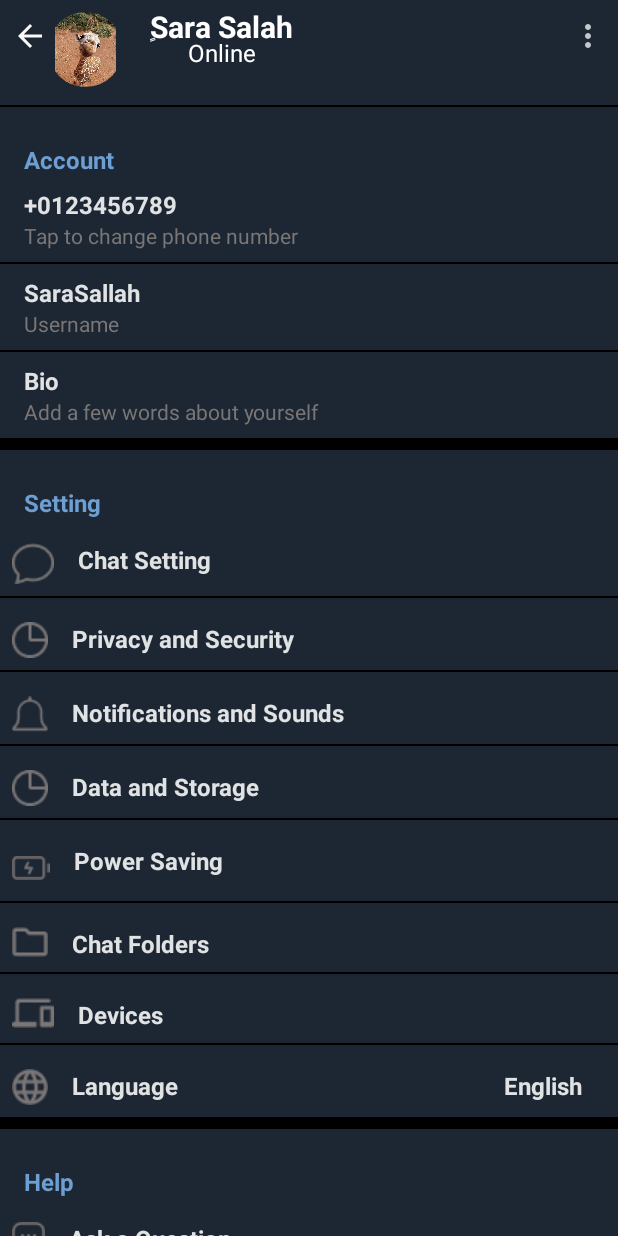
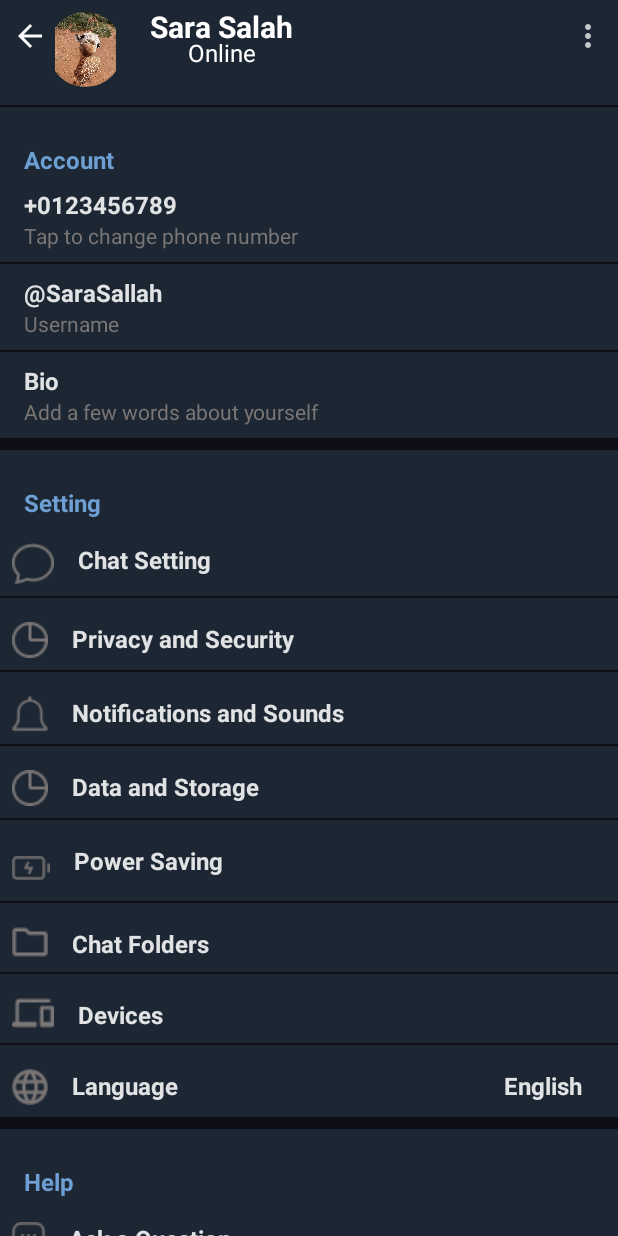
Before and after one commit to SaraSallah/Telegram-Profile, an Android app: the MainActivity screen opened directly, with no data from a screen before it, on a phone screen of 412 x 824 dp. Run offline under Robolectric (Android 15) with nearby library versions, the phone set to English and light mode, and no system bars.

Commit message:
update ui

```diff
--- a/app/src/main/res/layout/activity_main.xml
+++ b/app/src/main/res/layout/activity_main.xml
@@ -38,7 +38,7 @@
         android:layout_marginEnd="16dp"
         android:src="@drawable/ic_more_vert"
         app:layout_constraintEnd_toEndOf="parent"
-        tools:ignore="MissingConstraints" />
+        tools:ignore="ContentDescription,MissingConstraints" />
 
     <ImageView
         android:id="@+id/icBack"
@@ -48,7 +48,8 @@
         android:layout_marginTop="20dp"
         android:src="@drawable/ic_back"
         app:layout_constraintStart_toStartOf="parent"
-        app:layout_constraintTop_toTopOf="parent" />
+        app:layout_constraintTop_toTopOf="parent"
+        tools:ignore="ContentDescription" />
 
     <TextView
         android:id="@+id/name"
@@ -56,26 +57,27 @@
         android:layout_width="wrap_content"
         android:layout_height="wrap_content"
         android:layout_marginStart="100dp"
-        android:text="ٍSara Salah"
+        android:text="Sara Salah"
         android:textSize="@dimen/medium_text_Size"
         android:layout_marginBottom="@dimen/small_margin"
         android:paddingTop="4dp"
         android:textColor="@color/White"
         app:layout_constraintStart_toStartOf="parent"
-        app:layout_constraintTop_toTopOf="parent" />
+        app:layout_constraintTop_toTopOf="parent"
+        tools:ignore="SpUsage" />
 
     <TextView
         android:id="@+id/onLine"
         android:layout_width="wrap_content"
         android:layout_height="wrap_content"
-        android:text="Online"
+        android:text="@string/online"
         android:textColor="@color/White"
         android:paddingTop="24dp"
         android:textSize="@dimen/small_text_Size"
         app:layout_constraintEnd_toEndOf="@+id/name"
         app:layout_constraintTop_toTopOf="@id/name"
         app:layout_constraintStart_toStartOf="@+id/name"
-        tools:ignore="MissingConstraints"
+        tools:ignore="HardcodedText,MissingConstraints,SpUsage"
         tools:layout_editor_absoluteY="31dp" />
 
     <androidx.core.widget.NestedScrollView
@@ -102,13 +104,15 @@
                 style="@style/Telegram"
                 android:layout_width="match_parent"
                 android:layout_height="wrap_content"
-                android:text="Account" />
+                android:text="@string/account"
+                tools:ignore="HardcodedText" />
 
             <TextView
                 style="@style/normal"
                 android:layout_width="match_parent"
                 android:layout_height="wrap_content"
-                android:text="+0123456789" />
+                android:text="@string/_0123456789"
+                tools:ignore="HardcodedText" />
 
             <TextView
                 style="@style/hint"
@@ -125,13 +129,13 @@
                 style="@style/normal"
                 android:layout_width="match_parent"
                 android:layout_height="wrap_content"
-                android:text="SaraSallah" />
+                android:text="@SaraSallah"/>
 
             <TextView
                 style="@style/hint"
                 android:layout_width="match_parent"
                 android:layout_height="wrap_content"
-                android:text="Username" />
+                android:text="@string/username" />
 
             <View
                 android:layout_width="wrap_content"
@@ -142,13 +146,13 @@
                 style="@style/normal"
                 android:layout_width="match_parent"
                 android:layout_height="wrap_content"
-                android:text="Bio" />
+                android:text="@string/bio" />
 
             <TextView
                 style="@style/hint"
                 android:layout_width="match_parent"
                 android:layout_height="wrap_content"
-                android:text="Add a few words about yourself" />
+                android:text="@string/add_a_few_words_about_yourself" />
 
             <View
                 android:layout_width="wrap_content"
@@ -159,26 +163,29 @@
                 style="@style/Telegram"
                 android:layout_width="match_parent"
                 android:layout_height="wrap_content"
-                android:text="Setting" />
+                android:text="@string/setting" />
 
             <LinearLayout
                 android:layout_width="match_parent"
                 android:layout_height="wrap_content"
                 android:orientation="horizontal"
                 android:paddingTop="@dimen/small_padding"
-                android:paddingBottom="@dimen/small_padding">
+                android:paddingBottom="@dimen/small_padding"
+                tools:ignore="UseCompoundDrawables">
                 <ImageView
                     android:layout_width="wrap_content"
                     android:layout_marginStart="@dimen/medium_margin"
                     android:layout_height="wrap_content"
                     android:layout_marginTop="@dimen/medium_margin"
-                    android:src="@drawable/chat"/>
+                    android:src="@drawable/chat"
+                    tools:ignore="ContentDescription"
+                    android:contentDescription="TODO" />
 
                 <TextView
                     style="@style/normal"
                     android:layout_width="match_parent"
                     android:layout_height="wrap_content"
-                    android:text="Chat Setting" />
+                    android:text="@string/chat_setting" />
 
             </LinearLayout>
 
@@ -205,7 +212,7 @@
                     android:layout_width="match_parent"
                     android:layout_height="wrap_content"
 
-                    android:text="Privacy and Security" />
+                    android:text="@string/privacy_and_security" />
 
             </LinearLayout>
 
@@ -220,7 +227,8 @@
                 android:layout_height="wrap_content"
                 android:orientation="horizontal"
                 android:paddingTop="@dimen/small_padding"
-                android:paddingBottom="@dimen/small_padding">
+                android:paddingBottom="@dimen/small_padding"
+                tools:ignore="UseCompoundDrawables">
 
                 <ImageView
                     android:layout_width="wrap_content"
@@ -233,7 +241,7 @@
                     style="@style/normal"
                     android:layout_width="match_parent"
                     android:layout_height="wrap_content"
-                    android:text="Notifications and Sounds" />
+                    android:text="@string/notifications_and_sounds" />
 
             </LinearLayout>
 
@@ -274,13 +282,16 @@
                 android:layout_height="wrap_content"
                 android:orientation="horizontal"
                 android:paddingTop="@dimen/small_padding"
-                android:paddingBottom="@dimen/small_padding">
+                android:paddingBottom="@dimen/small_padding"
+                tools:ignore="UseCompoundDrawables">
                 <ImageView
                     android:layout_width="wrap_content"
                     android:layout_marginStart="@dimen/medium_margin"
                     android:layout_height="wrap_content"
                     android:layout_marginTop="@dimen/large_margin"
-                    android:src="@drawable/power"/>
+                    android:src="@drawable/power"
+                    android:contentDescription="TODO"
+                    tools:ignore="ContentDescription" />
 
                 <TextView
                     style="@style/normal"
@@ -288,7 +299,7 @@
                     android:layout_height="wrap_content"
                     android:paddingTop="@dimen/small_padding"
                     android:paddingBottom="@dimen/small_padding"
-                    android:text="Power Saving" />
+                    android:text="@string/power_saving" />
 
             </LinearLayout>
 
@@ -316,7 +327,7 @@
                     style="@style/normal"
                     android:layout_width="match_parent"
                     android:layout_height="wrap_content"
-                    android:text="Chat Folders" />
+                    android:text="@string/chat_folders" />
 
             </LinearLayout>
 
@@ -343,7 +354,8 @@
                     android:layout_width="match_parent"
                     android:layout_height="wrap_content"
 
-                    android:text="Devices" />
+                    android:text="Devices"
+                    tools:ignore="HardcodedText" />
 
             </LinearLayout>
 
@@ -367,10 +379,11 @@
 
                 <TextView
                     style="@style/normal"
-                    android:layout_width="wrap_content"
+                    android:layout_width="0dp"
                     android:layout_height="wrap_content"
                     android:layout_weight="1"
-                    android:text="Language" />
+                    android:text="@string/language"
+                    tools:ignore="HardcodedText" />
 
 
                 <TextView
@@ -379,7 +392,7 @@
                     android:layout_width="wrap_content"
                     android:layout_height="wrap_content"
 
-                    android:text="English" />
+                    android:text="@string/english" />
 
 
             </LinearLayout>
@@ -393,20 +406,23 @@
                 style="@style/Telegram"
                 android:layout_width="wrap_content"
                 android:layout_height="wrap_content"
-                android:text="Help" />
+                android:text="@string/help" />
 
             <LinearLayout
                 android:layout_width="match_parent"
                 android:layout_height="wrap_content"
                 android:orientation="horizontal"
                 android:paddingTop="@dimen/small_padding"
-                android:paddingBottom="@dimen/small_padding">
+                android:paddingBottom="@dimen/small_padding"
+                tools:ignore="UseCompoundDrawables">
                 <ImageView
                     android:layout_width="wrap_content"
                     android:layout_marginStart="@dimen/medium_margin"
                     android:layout_height="wrap_content"
                     android:layout_marginTop="@dimen/medium_margin"
-                    android:src="@drawable/chatsetting"/>
+                    android:src="@drawable/chatsetting"
+                    android:contentDescription="TODO"
+                    tools:ignore="ContentDescription" />
 
                 <TextView
                     style="@style/normal"
@@ -438,7 +454,7 @@
                     style="@style/normal"
                     android:layout_width="match_parent"
                     android:layout_height="wrap_content"
-                    android:text="Telegram FAQ" />
+                    android:text="@string/telegram_faq" />
 
             </LinearLayout>
 
@@ -452,19 +468,22 @@
                 android:layout_height="wrap_content"
                 android:orientation="horizontal"
                 android:paddingTop="@dimen/small_padding"
-                android:paddingBottom="@dimen/small_padding">
+                android:paddingBottom="@dimen/small_padding"
+                tools:ignore="UseCompoundDrawables">
                 <ImageView
                     android:layout_width="wrap_content"
                     android:layout_marginStart="@dimen/medium_margin"
                     android:layout_height="wrap_content"
                     android:layout_marginTop="@dimen/medium_margin"
-                    android:src="@drawable/privacyp"/>
+                    android:src="@drawable/privacyp"
+                    android:contentDescription="TODO"
+                    tools:ignore="ContentDescription" />
 
                 <TextView
                     style="@style/normal"
                     android:layout_width="match_parent"
                     android:layout_height="wrap_content"
-                    android:text="Privacy Policy" />
+                    android:text="@string/privacy_policy" />
 
             </LinearLayout>
 
--- a/app/src/main/res/values/colors.xml
+++ b/app/src/main/res/values/colors.xml
@@ -5,7 +5,7 @@
     <color name="purple_700">#FF3700B3</color>
     <color name="teal_200">#FF03DAC5</color>
     <color name="teal_700">#FF018786</color>
-    <color name="black">#FF000000</color>
+    <color name="black">#0D0E16</color>
     <color name="white">#DDFFFFFF</color>
     <color name="dark">#1A394A</color>
     <color name="back">#1D2733</color>
--- a/app/src/main/res/values/strings.xml
+++ b/app/src/main/res/values/strings.xml
@@ -1,4 +1,22 @@
 <resources>
     <string name="app_name">Telegram-Profile</string>
     <string name="sara_salah">Sara Salah</string>
+    <string name="username">Username</string>
+    <string name="english">English</string>
+    <string name="language">Language</string>
+    <string name="setting">Setting</string>
+    <string name="chat_setting">Chat Setting</string>
+    <string name="telegram_faq">Telegram FAQ</string>
+    <string name="privacy_policy">Privacy Policy</string>
+    <string name="add_a_few_words_about_yourself">Add a few words about yourself</string>
+    <string name="bio">Bio</string>
+    <string name="power_saving">Power Saving</string>
+    <string name="chat_folders">Chat Folders</string>
+    <string name="online">Online</string>
+    <string name="privacy_and_security">Privacy and Security</string>
+    <string name="help">Help</string>
+    <string name="_0123456789">+0123456789</string>
+    <string name="account">Account</string>
+    <string name="notifications_and_sounds">Notifications and Sounds</string>
+
 </resources>
```
